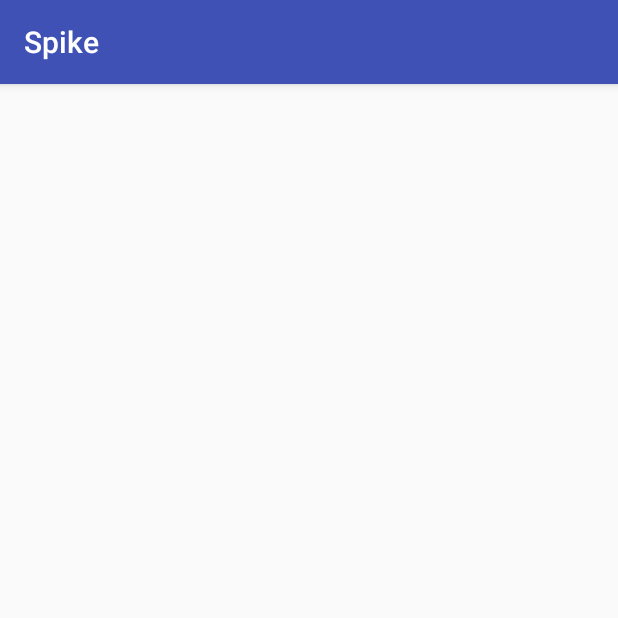
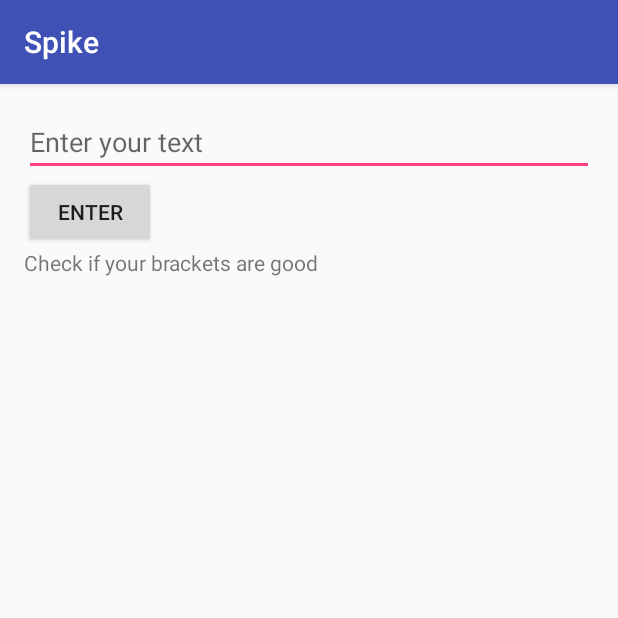
Before and after one commit to LaurentESP/Formation_Spike, an Android app: the BracketActivity screen opened directly, with no data from a screen before it, on a phone screen of 412 x 824 dp, the top half of it. Run offline under Robolectric (Android 15) with nearby library versions, the phone set to English and light mode, and no system bars.

Commit message:
Add UI to activity parentheses

```diff
--- a/app/src/main/AndroidManifest.xml
+++ b/app/src/main/AndroidManifest.xml
@@ -19,7 +19,7 @@
             android:name=".PalindromActivity"
             android:label="@string/title_activity_palindrom"
             android:theme="@style/AppTheme.NoActionBar" />
-        <activity android:name=".ParenthesesActivity"></activity>
+        <activity android:name=".BracketActivity"></activity>
     </application>
 
 </manifest>
--- a/app/src/main/java/laurentesp/spike/ParenthesesActivity.java
+++ b/app/src/main/java/laurentesp/spike/BracketActivity.java
@@ -3,11 +3,11 @@ package laurentesp.spike;
 import android.support.v7.app.AppCompatActivity;
 import android.os.Bundle;
 
-public class ParenthesesActivity extends AppCompatActivity {
+public class BracketActivity extends AppCompatActivity {
 
     @Override
     protected void onCreate(Bundle savedInstanceState) {
         super.onCreate(savedInstanceState);
-        setContentView(R.layout.activity_parentheses);
+        setContentView(R.layout.activity_bracket);
     }
 }
--- a/app/src/main/java/laurentesp/spike/MainActivity.java
+++ b/app/src/main/java/laurentesp/spike/MainActivity.java
@@ -27,7 +27,7 @@ public class MainActivity extends AppCompatActivity {
         buttonParenthese.setOnClickListener(new View.OnClickListener() {
             @Override
             public void onClick(View v) {
-                Intent intent = new Intent(MainActivity.this, ParenthesesActivity.class);
+                Intent intent = new Intent(MainActivity.this, BracketActivity.class);
                 startActivity(intent);
             }
         });
--- /dev/null
+++ b/app/src/main/res/layout/activity_bracket.xml
@@ -0,0 +1,32 @@
+<?xml version="1.0" encoding="utf-8"?>
+<LinearLayout xmlns:android="http://schemas.android.com/apk/res/android"
+    xmlns:tools="http://schemas.android.com/tools"
+    android:id="@+id/activity_bracket"
+    android:layout_width="match_parent"
+    android:layout_height="match_parent"
+    android:orientation="vertical"
+    android:paddingBottom="@dimen/activity_vertical_margin"
+    android:paddingLeft="@dimen/activity_horizontal_margin"
+    android:paddingRight="@dimen/activity_horizontal_margin"
+    android:paddingTop="@dimen/activity_vertical_margin"
+    tools:context="laurentesp.spike.BracketActivity">
+
+    <EditText
+        android:id="@+id/edit_text_bra_0"
+        android:layout_width="match_parent"
+        android:layout_height="wrap_content"
+        android:hint="Enter your text"/>
+
+    <Button
+        android:id="@+id/button_bra_0"
+        android:layout_width="wrap_content"
+        android:layout_height="wrap_content"
+        android:text="Enter"/>
+
+    <TextView
+        android:id="@+id/text_view_bra_0"
+        android:layout_width="match_parent"
+        android:layout_height="wrap_content"
+        android:text="Check if your brackets are good"/>
+
+</LinearLayout>
--- a/app/src/main/res/layout/activity_parentheses.xml
+++ /dev/null
@@ -1,13 +0,0 @@
-<?xml version="1.0" encoding="utf-8"?>
-<RelativeLayout xmlns:android="http://schemas.android.com/apk/res/android"
-    xmlns:tools="http://schemas.android.com/tools"
-    android:id="@+id/activity_parentheses"
-    android:layout_width="match_parent"
-    android:layout_height="match_parent"
-    android:paddingBottom="@dimen/activity_vertical_margin"
-    android:paddingLeft="@dimen/activity_horizontal_margin"
-    android:paddingRight="@dimen/activity_horizontal_margin"
-    android:paddingTop="@dimen/activity_vertical_margin"
-    tools:context="laurentesp.spike.ParenthesesActivity">
-
-</RelativeLayout>
```
Also changed, not shown: app/src/main/java/laurentesp/spike/Brackets.java (added, +41 -0 lines), 1 other file.
